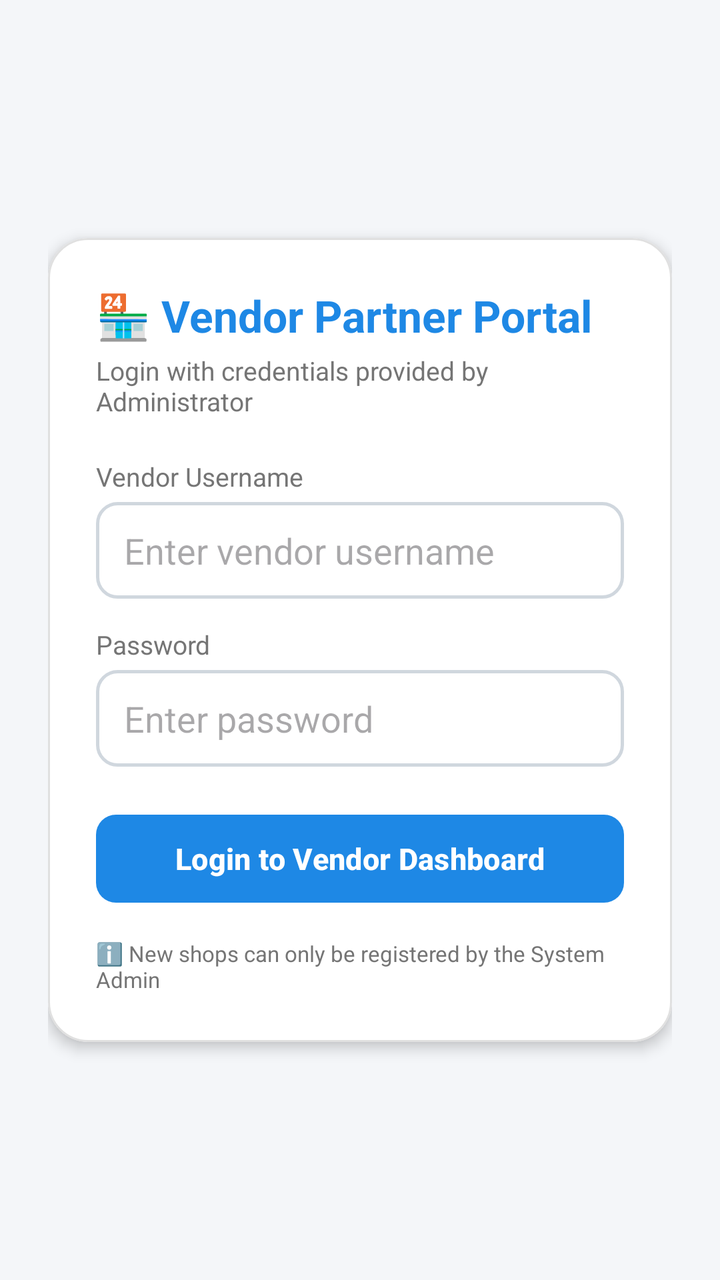
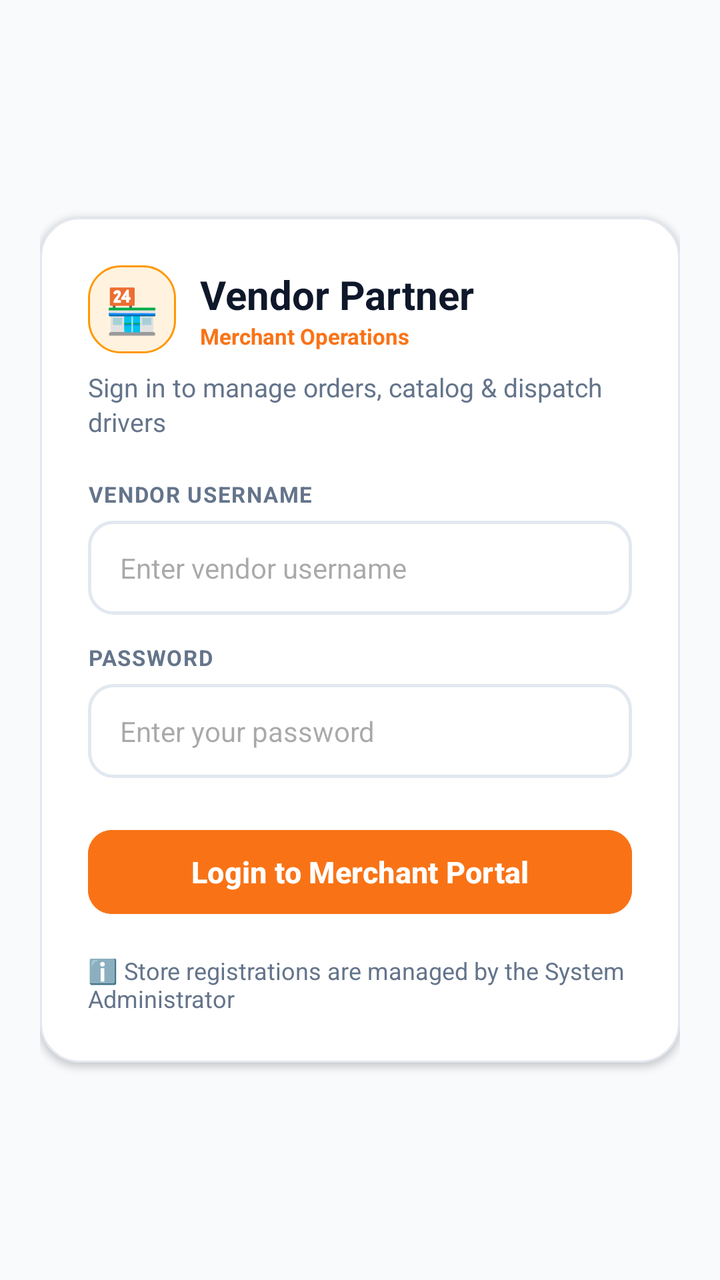

Screens rendered from an Android XML layout before and after an edit, with the pre-edit source and the edit as a unified diff.
<!-- AndroidManifest.xml: application theme Theme.LocalVendorDelivery -->
<!-- res/layout/activity_vendor.xml -->
<?xml version="1.0" encoding="utf-8"?>
<FrameLayout xmlns:android="http://schemas.android.com/apk/res/android"
    xmlns:app="http://schemas.android.com/apk/res-auto"
    android:layout_width="match_parent"
    android:layout_height="match_parent"
    android:background="@color/colorBackground">

    
    <LinearLayout
        android:id="@+id/layoutAuthVendor"
        android:layout_width="match_parent"
        android:layout_height="match_parent"
        android:orientation="vertical"
        android:padding="24dp"
        android:gravity="center"
        android:visibility="visible">

        <com.google.android.material.card.MaterialCardView
            android:layout_width="match_parent"
            android:layout_height="wrap_content"
            app:cardCornerRadius="20dp"
            app:cardElevation="4dp"
            app:cardBackgroundColor="#FFFFFF"
            app:strokeColor="@color/dividerColor"
            app:strokeWidth="1dp">

            <LinearLayout
                android:layout_width="match_parent"
                android:layout_height="wrap_content"
                android:orientation="vertical"
                android:padding="24dp">

                <TextView
                    android:layout_width="wrap_content"
                    android:layout_height="wrap_content"
                    android:text="🏪 Vendor Partner Portal"
                    android:textSize="22sp"
                    android:textStyle="bold"
                    android:textColor="@color/colorPrimary"
                    android:layout_marginBottom="4dp" />

                <TextView
                    android:layout_width="wrap_content"
                    android:layout_height="wrap_content"
                    android:text="Login with credentials provided by Administrator"
                    android:textSize="13sp"
                    android:textColor="@color/colorTextSecondary"
                    android:layout_marginBottom="20dp" />

                <TextView
                    android:layout_width="wrap_content"
                    android:layout_height="wrap_content"
                    android:text="Vendor Username"
                    android:textSize="13sp"
                    android:textColor="@color/colorTextSecondary"
                    android:layout_marginBottom="4dp" />

                <EditText
                    android:id="@+id/etVendorUsername"
                    android:layout_width="match_parent"
                    android:layout_height="wrap_content"
                    android:hint="Enter vendor username"
                    android:background="@drawable/bg_edit_text"
                    android:inputType="text"
                    android:layout_marginBottom="14dp" />

                <TextView
                    android:layout_width="wrap_content"
                    android:layout_height="wrap_content"
                    android:text="Password"
                    android:textSize="13sp"
                    android:textColor="@color/colorTextSecondary"
                    android:layout_marginBottom="4dp" />

                <EditText
                    android:id="@+id/etVendorPassword"
                    android:layout_width="match_parent"
                    android:layout_height="wrap_content"
                    android:hint="Enter password"
                    android:background="@drawable/bg_edit_text"
                    android:inputType="textPassword"
                    android:layout_marginBottom="20dp" />

                <Button
                    android:id="@+id/btnVendorLogin"
                    android:layout_width="match_parent"
                    android:layout_height="52dp"
                    android:text="Login to Vendor Dashboard"
                    android:textSize="15sp"
                    android:textStyle="bold"
                    app:cornerRadius="10dp" />

                <TextView
                    android:layout_width="wrap_content"
                    android:layout_height="wrap_content"
                    android:text="ℹ️ New shops can only be registered by the System Admin"
                    android:textSize="11sp"
                    android:textColor="@color/colorTextSecondary"
                    android:layout_marginTop="14dp"
                    android:layout_gravity="center" />
            </LinearLayout>
        </com.google.android.material.card.MaterialCardView>
    </LinearLayout>

    
    <LinearLayout
        android:id="@+id/layoutMainVendor"
        android:layout_width="match_parent"
        android:layout_height="match_parent"
        android:orientation="vertical"
        android:visibility="gone">

        
        <LinearLayout
            android:layout_width="match_parent"
            android:layout_height="wrap_content"
            android:background="@color/colorPrimary"
            android:padding="16dp"
            android:orientation="horizontal"
            android:gravity="center_vertical">

            <LinearLayout
                android:layout_width="0dp"
                android:layout_height="wrap_content"
                android:layout_weight="1"
                android:orientation="vertical">

                <TextView
                    android:id="@+id/tvWelcomeVendor"
                    android:layout_width="wrap_content"
                    android:layout_height="wrap_content"
                    android:text="Shop Dashboard"
                    android:textColor="#FFFFFF"
                    android:textSize="18sp"
                    android:textStyle="bold" />

                <TextView
                    android:layout_width="wrap_content"
                    android:layout_height="wrap_content"
                    android:text="⚡ Real-time Order Stream Active"
                    android:textColor="#E3F2FD"
                    android:textSize="11sp" />
            </LinearLayout>

            <Button
                android:id="@+id/btnVendorLogout"
                android:layout_width="wrap_content"
                android:layout_height="36dp"
                style="@style/Widget.MaterialComponents.Button.TextButton"
                android:textColor="#FFFFFF"
                android:text="Logout"
                android:textSize="12sp" />
        </LinearLayout>

        
        <LinearLayout
            android:layout_width="match_parent"
            android:layout_height="match_parent"
            android:orientation="vertical"
            android:padding="16dp">

            <LinearLayout
                android:layout_width="match_parent"
                android:layout_height="wrap_content"
                android:orientation="horizontal"
                android:gravity="center_vertical"
                android:layout_marginBottom="12dp">

                <TextView
                    android:layout_width="0dp"
                    android:layout_height="wrap_content"
                    android:layout_weight="1"
                    android:text="📋 Incoming Orders &amp; Tasks"
                    android:textSize="17sp"
                    android:textStyle="bold"
                    android:textColor="@color/colorTextPrimary" />

                <TextView
                    android:id="@+id/tvLiveSyncIndicator"
                    android:layout_width="wrap_content"
                    android:layout_height="wrap_content"
                    android:text="● Live Cloud"
                    android:textSize="11sp"
                    android:textStyle="bold"
                    android:textColor="@color/colorSuccess"
                    android:background="@drawable/bg_chip_green" />
            </LinearLayout>

            <ListView
                android:id="@+id/lvVendorOrders"
                android:layout_width="match_parent"
                android:layout_height="match_parent"
                android:divider="@null"
                android:dividerHeight="10dp" />
        </LinearLayout>
    </LinearLayout>
</FrameLayout>
<!-- resources referenced by this layout -->
<resources>
  <color name="colorBackground">#F4F6F9</color>
  <color name="colorPrimary">#1E88E5</color>
  <color name="colorSuccess">#4CAF50</color>
  <color name="colorTextPrimary">#212121</color>
  <color name="colorTextSecondary">#757575</color>
  <color name="dividerColor">#E0E0E0</color>
  <!-- drawable bg_chip_green (drawable) -->
  <?xml version="1.0" encoding="utf-8"?>
  <shape xmlns:android="http://schemas.android.com/apk/res/android"
      android:shape="rectangle">
      <solid android:color="#E8F5E9" />
      <stroke
          android:width="1dp"
          android:color="#4CAF50" />
      <corners android:radius="16dp" />
      <padding
          android:bottom="4dp"
          android:left="10dp"
          android:right="10dp"
          android:top="4dp" />
  </shape>
  <!-- drawable bg_edit_text (drawable) -->
  <?xml version="1.0" encoding="utf-8"?>
  <shape xmlns:android="http://schemas.android.com/apk/res/android"
      android:shape="rectangle">
      <solid android:color="#FFFFFF" />
      <stroke
          android:width="1.5dp"
          android:color="#D0D7DE" />
      <corners android:radius="10dp" />
      <padding
          android:bottom="12dp"
          android:left="14dp"
          android:right="14dp"
          android:top="12dp" />
  </shape>
  <style name="Theme.LocalVendorDelivery" parent="Base.Theme.LocalVendorDelivery" />
  <style name="Base.Theme.LocalVendorDelivery" parent="Theme.Material3.DayNight.NoActionBar">
          <item name="colorPrimary">@color/colorPrimary</item>
          <item name="colorPrimaryDark">@color/colorPrimaryDark</item>
          <item name="colorAccent">@color/colorAccent</item>
      </style>
  <color name="colorPrimaryDark">#1565C0</color>
  <color name="colorAccent">#FF9800</color>
</resources>

<!-- the commit's change to res/layout/activity_vendor.xml (unified diff, before → after) -->
@@ -11,16 +11,17 @@
         android:layout_width="match_parent"
         android:layout_height="match_parent"
         android:orientation="vertical"
-        android:padding="24dp"
+        android:padding="20dp"
         android:gravity="center"
+        android:background="@color/colorBackground"
         android:visibility="visible">
 
         <com.google.android.material.card.MaterialCardView
             android:layout_width="match_parent"
             android:layout_height="wrap_content"
             app:cardCornerRadius="20dp"
-            app:cardElevation="4dp"
-            app:cardBackgroundColor="#FFFFFF"
+            app:cardElevation="2dp"
+            app:cardBackgroundColor="@color/colorSurface"
             app:strokeColor="@color/dividerColor"
             app:strokeWidth="1dp">
 
@@ -30,30 +31,64 @@
                 android:orientation="vertical"
                 android:padding="24dp">
 
-                <TextView
-                    android:layout_width="wrap_content"
-                    android:layout_height="wrap_content"
-                    android:text="🏪 Vendor Partner Portal"
-                    android:textSize="22sp"
-                    android:textStyle="bold"
-                    android:textColor="@color/colorPrimary"
-                    android:layout_marginBottom="4dp" />
-
-                <TextView
-                    android:layout_width="wrap_content"
-                    android:layout_height="wrap_content"
-                    android:text="Login with credentials provided by Administrator"
+                <LinearLayout
+                    android:layout_width="match_parent"
+                    android:layout_height="wrap_content"
+                    android:orientation="horizontal"
+                    android:gravity="center_vertical"
+                    android:layout_marginBottom="8dp">
+
+                    <TextView
+                        android:layout_width="44dp"
+                        android:layout_height="44dp"
+                        android:text="🏪"
+                        android:textSize="22sp"
+                        android:gravity="center"
+                        android:background="@drawable/bg_chip_orange" />
+
+                    <LinearLayout
+                        android:layout_width="0dp"
+                        android:layout_height="wrap_content"
+                        android:layout_weight="1"
+                        android:orientation="vertical"
+                        android:layout_marginStart="12dp">
+
+                        <TextView
+                            android:layout_width="wrap_content"
+                            android:layout_height="wrap_content"
+                            android:text="Vendor Partner"
+                            android:textSize="20sp"
+                            android:textStyle="bold"
+                            android:textColor="@color/colorTextPrimary" />
+
+                        <TextView
+                            android:layout_width="wrap_content"
+                            android:layout_height="wrap_content"
+                            android:text="Merchant Operations"
+                            android:textSize="11sp"
+                            android:textColor="@color/colorAccent"
+                            android:textStyle="bold" />
+                    </LinearLayout>
+                </LinearLayout>
+
+                <TextView
+                    android:layout_width="wrap_content"
+                    android:layout_height="wrap_content"
+                    android:text="Sign in to manage orders, catalog &amp; dispatch drivers"
                     android:textSize="13sp"
                     android:textColor="@color/colorTextSecondary"
-                    android:layout_marginBottom="20dp" />
-
-                <TextView
-                    android:layout_width="wrap_content"
-                    android:layout_height="wrap_content"
-                    android:text="Vendor Username"
-                    android:textSize="13sp"
-                    android:textColor="@color/colorTextSecondary"
-                    android:layout_marginBottom="4dp" />
+                    android:layout_marginBottom="20dp"
+                    android:lineSpacingExtra="2dp" />
+
+                <TextView
+                    android:layout_width="wrap_content"
+                    android:layout_height="wrap_content"
+                    android:text="VENDOR USERNAME"
+                    android:textSize="11sp"
+                    android:textStyle="bold"
+                    android:letterSpacing="0.05"
+                    android:textColor="@color/colorTextSecondary"
+                    android:layout_marginBottom="6dp" />
 
                 <EditText
                     android:id="@+id/etVendorUsername"
@@ -62,41 +97,49 @@
                     android:hint="Enter vendor username"
                     android:background="@drawable/bg_edit_text"
                     android:inputType="text"
+                    android:textColor="@color/colorTextPrimary"
+                    android:textSize="14sp"
                     android:layout_marginBottom="14dp" />
 
                 <TextView
                     android:layout_width="wrap_content"
                     android:layout_height="wrap_content"
-                    android:text="Password"
-                    android:textSize="13sp"
-                    android:textColor="@color/colorTextSecondary"
-                    android:layout_marginBottom="4dp" />
+                    android:text="PASSWORD"
+                    android:textSize="11sp"
+                    android:textStyle="bold"
+                    android:letterSpacing="0.05"
+                    android:textColor="@color/colorTextSecondary"
+                    android:layout_marginBottom="6dp" />
 
                 <EditText
                     android:id="@+id/etVendorPassword"
                     android:layout_width="match_parent"
                     android:layout_height="wrap_content"
-                    android:hint="Enter password"
+                    android:hint="Enter your password"
                     android:background="@drawable/bg_edit_text"
                     android:inputType="textPassword"
-                    android:layout_marginBottom="20dp" />
+                    android:textColor="@color/colorTextPrimary"
+                    android:textSize="14sp"
+                    android:layout_marginBottom="22dp" />
 
                 <Button
                     android:id="@+id/btnVendorLogin"
                     android:layout_width="match_parent"
-                    android:layout_height="52dp"
-                    android:text="Login to Vendor Dashboard"
+                    android:layout_height="50dp"
+                    android:text="Login to Merchant Portal"
                     android:textSize="15sp"
                     android:textStyle="bold"
-                    app:cornerRadius="10dp" />
-
-                <TextView
-                    android:layout_width="wrap_content"
-                    android:layout_height="wrap_content"
-                    android:text="ℹ️ New shops can only be registered by the System Admin"
-                    android:textSize="11sp"
-                    android:textColor="@color/colorTextSecondary"
-                    android:layout_marginTop="14dp"
+                    android:backgroundTint="@color/colorAccent"
+                    app:cornerRadius="12dp"
+                    app:elevation="0dp" />
+
+                <TextView
+                    android:layout_width="wrap_content"
+                    android:layout_height="wrap_content"
+                    android:text="ℹ️ Store registrations are managed by the System Administrator"
+                    android:textSize="12sp"
+                    android:textColor="@color/colorTextSecondary"
+                    android:layout_marginTop="16dp"
                     android:layout_gravity="center" />
             </LinearLayout>
         </com.google.android.material.card.MaterialCardView>
@@ -114,8 +157,11 @@
         <LinearLayout
             android:layout_width="match_parent"
             android:layout_height="wrap_content"
-            android:background="@color/colorPrimary"
-            android:padding="16dp"
+            android:background="@drawable/bg_header_gradient"
+            android:paddingStart="18dp"
+            android:paddingTop="18dp"
+            android:paddingEnd="18dp"
+            android:paddingBottom="16dp"
             android:orientation="horizontal"
             android:gravity="center_vertical">
 
@@ -138,14 +184,15 @@
                     android:layout_width="wrap_content"
                     android:layout_height="wrap_content"
                     android:text="⚡ Real-time Order Stream Active"
-                    android:textColor="#E3F2FD"
-                    android:textSize="11sp" />
+                    android:textColor="#DBEAFE"
+                    android:textSize="12sp"
+                    android:layout_marginTop="2dp" />
             </LinearLayout>
 
             <Button
                 android:id="@+id/btnVendorLogout"
                 android:layout_width="wrap_content"
-                android:layout_height="36dp"
+                android:layout_height="38dp"
                 style="@style/Widget.MaterialComponents.Button.TextButton"
                 android:textColor="#FFFFFF"
                 android:text="Logout"
@@ -157,21 +204,24 @@
             android:layout_width="match_parent"
             android:layout_height="match_parent"
             android:orientation="vertical"
-            android:padding="16dp">
+            android:paddingStart="18dp"
+            android:paddingTop="16dp"
+            android:paddingEnd="18dp"
+            android:paddingBottom="12dp">
 
             <LinearLayout
                 android:layout_width="match_parent"
                 android:layout_height="wrap_content"
                 android:orientation="horizontal"
                 android:gravity="center_vertical"
-                android:layout_marginBottom="12dp">
+                android:layout_marginBottom="14dp">
 
                 <TextView
                     android:layout_width="0dp"
                     android:layout_height="wrap_content"
                     android:layout_weight="1"
-                    android:text="📋 Incoming Orders &amp; Tasks"
-                    android:textSize="17sp"
+                    android:text="Incoming Orders"
+                    android:textSize="18sp"
                     android:textStyle="bold"
                     android:textColor="@color/colorTextPrimary" />
 
@@ -191,7 +241,7 @@
                 android:layout_width="match_parent"
                 android:layout_height="match_parent"
                 android:divider="@null"
-                android:dividerHeight="10dp" />
+                android:dividerHeight="12dp" />
         </LinearLayout>
     </LinearLayout>
 </FrameLayout>
<!-- resource entries referenced after the edit -->
@@ -1,19 +1,35 @@
 <!-- resources referenced by this layout -->
 <resources>
-  <color name="colorBackground">#F4F6F9</color>
-  <color name="colorPrimary">#1E88E5</color>
-  <color name="colorSuccess">#4CAF50</color>
-  <color name="colorTextPrimary">#212121</color>
-  <color name="colorTextSecondary">#757575</color>
-  <color name="dividerColor">#E0E0E0</color>
+  <color name="colorBackground">#F8FAFC</color>
+  <color name="colorPrimary">#2563EB</color>
+  <color name="colorSuccess">#10B981</color>
+  <color name="colorSurface">#FFFFFF</color>
+  <color name="colorTextPrimary">#0F172A</color>
+  <color name="colorTextSecondary">#64748B</color>
+  <color name="dividerColor">#E2E8F0</color>
   <!-- drawable bg_chip_green (drawable) -->
   <?xml version="1.0" encoding="utf-8"?>
   <shape xmlns:android="http://schemas.android.com/apk/res/android"
       android:shape="rectangle">
-      <solid android:color="#E8F5E9" />
+      <solid android:color="@color/colorSuccessBg" />
       <stroke
           android:width="1dp"
-          android:color="#4CAF50" />
+          android:color="#A7F3D0" />
+      <corners android:radius="20dp" />
+      <padding
+          android:bottom="5dp"
+          android:left="12dp"
+          android:right="12dp"
+          android:top="5dp" />
+  </shape>
+  <!-- drawable bg_chip_orange (drawable) -->
+  <?xml version="1.0" encoding="utf-8"?>
+  <shape xmlns:android="http://schemas.android.com/apk/res/android"
+      android:shape="rectangle">
+      <solid android:color="#FFF3E0" />
+      <stroke
+          android:width="1dp"
+          android:color="#FF9800" />
       <corners android:radius="16dp" />
       <padding
           android:bottom="4dp"
@@ -28,21 +44,37 @@
       <solid android:color="#FFFFFF" />
       <stroke
           android:width="1.5dp"
-          android:color="#D0D7DE" />
-      <corners android:radius="10dp" />
+          android:color="@color/dividerColor" />
+      <corners android:radius="12dp" />
       <padding
-          android:bottom="12dp"
-          android:left="14dp"
-          android:right="14dp"
-          android:top="12dp" />
+          android:bottom="14dp"
+          android:left="16dp"
+          android:right="16dp"
+          android:top="14dp" />
+  </shape>
+  <!-- drawable bg_header_gradient (drawable) -->
+  <?xml version="1.0" encoding="utf-8"?>
+  <shape xmlns:android="http://schemas.android.com/apk/res/android"
+      android:shape="rectangle">
+      <gradient
+          android:angle="135"
+          android:startColor="#1E40AF"
+          android:centerColor="#2563EB"
+          android:endColor="#3B82F6"
+          android:type="linear" />
   </shape>
   <style name="Theme.LocalVendorDelivery" parent="Base.Theme.LocalVendorDelivery" />
+  <color name="colorSuccessBg">#ECFDF5</color>
   <style name="Base.Theme.LocalVendorDelivery" parent="Theme.Material3.DayNight.NoActionBar">
           <item name="colorPrimary">@color/colorPrimary</item>
           <item name="colorPrimaryDark">@color/colorPrimaryDark</item>
           <item name="colorAccent">@color/colorAccent</item>
+          <item name="android:colorBackground">@color/colorBackground</item>
+          <item name="android:windowBackground">@color/colorBackground</item>
+          <item name="android:statusBarColor">@color/colorPrimaryDark</item>
+          <item name="android:navigationBarColor">#FFFFFF</item>
       </style>
-  <color name="colorPrimaryDark">#1565C0</color>
-  <color name="colorAccent">#FF9800</color>
+  <color name="colorPrimaryDark">#1D4ED8</color>
+  <color name="colorAccent">#F97316</color>
 </resources>
 
